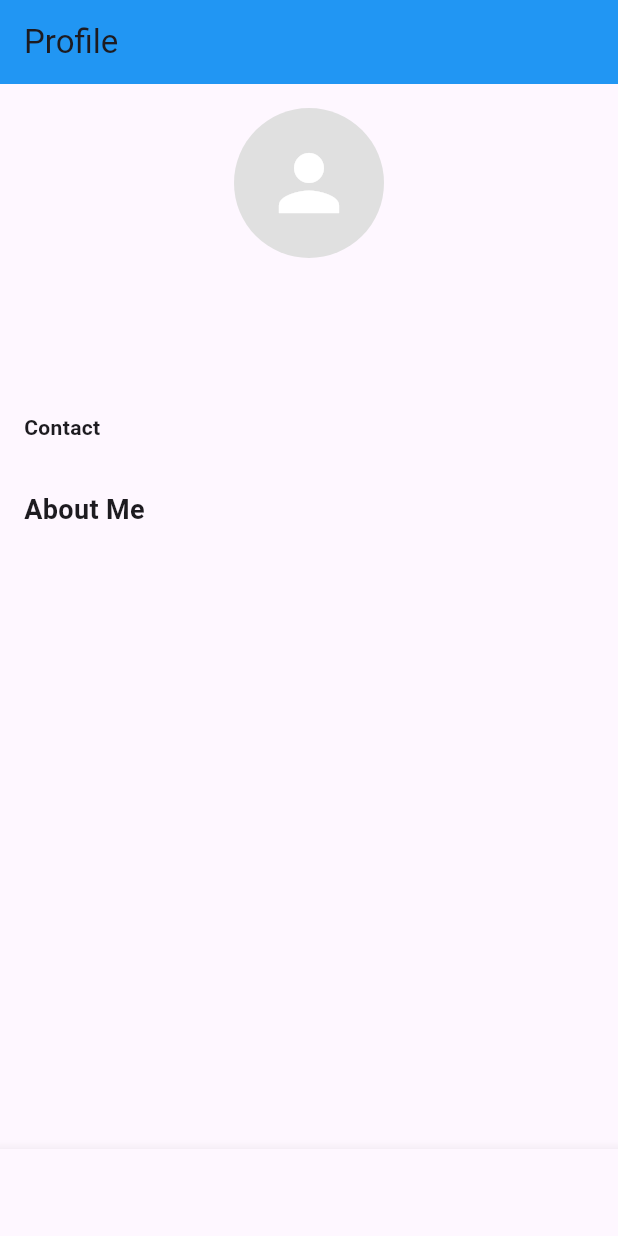
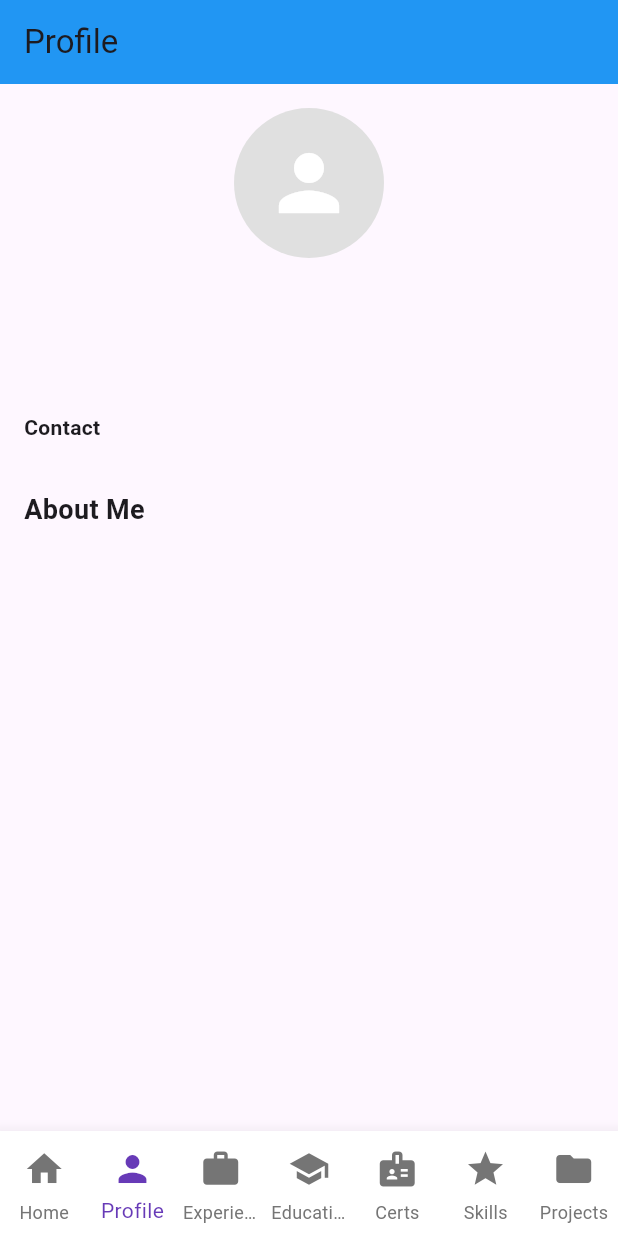
Before and after one commit to aakashchamola/multiportfolio, a Flutter app: the screen it shows after launch, item 2 of the bottom bar chosen, on a phone screen of 412 x 824 dp. Run offline on Flutter 3.47's test engine with Material 3 defaults, Android fonts, the phone set to English and light mode, and no system bars; our stand-ins replace firebase_core, firebase_remote_config, flutter_staggered_animations, get; accounts and stored records are empty.

Commit message:
fix build issues for android, need to make ui improvements in navigation

```diff
--- a/lib/features/screens/certification_screen.dart
+++ b/lib/features/screens/certification_screen.dart
@@ -88,7 +88,7 @@ class CertificationScreen extends StatelessWidget {
               children: certification.skills
                   .map((skill) => Chip(
                         label: Text(skill),
-                        backgroundColor: Colors.blueAccent.withOpacity(0.1),
+                        backgroundColor: Colors.blueAccent,
                       ))
                   .toList(),
             ),
--- a/lib/features/wIdgets/navigation_widget.dart
+++ b/lib/features/wIdgets/navigation_widget.dart
@@ -70,15 +70,63 @@ class NavigationWidget extends StatelessWidget {
     return BottomNavigationBar(
       currentIndex: selectedIndex,
       onTap: onItemSelected,
+      backgroundColor: Colors.white,
+      selectedItemColor: Colors.deepPurple,
+      unselectedItemColor: Colors.grey.shade600,
+      selectedFontSize: 14,
+      unselectedFontSize: 12,
+      type: BottomNavigationBarType.fixed,
+      elevation: 10,
       items: const [
-        BottomNavigationBarItem(icon: Icon(Icons.home), label: 'Home'),
-        BottomNavigationBarItem(icon: Icon(Icons.person), label: 'Profile'),
-        BottomNavigationBarItem(icon: Icon(Icons.work), label: 'Experience'),
-        BottomNavigationBarItem(icon: Icon(Icons.school), label: 'Education'),
         BottomNavigationBarItem(
-            icon: Icon(Icons.badge), label: 'Certification'),
-        BottomNavigationBarItem(icon: Icon(Icons.star), label: 'Skills'),
-        BottomNavigationBarItem(icon: Icon(Icons.folder), label: 'Projects'),
+          icon: Padding(
+            padding: EdgeInsets.symmetric(vertical: 4.0),
+            child: Icon(Icons.home, size: 28),
+          ),
+          label: 'Home',
+        ),
+        BottomNavigationBarItem(
+          icon: Padding(
+            padding: EdgeInsets.symmetric(vertical: 4.0),
+            child: Icon(Icons.person, size: 28),
+          ),
+          label: 'Profile',
+        ),
+        BottomNavigationBarItem(
+          icon: Padding(
+            padding: EdgeInsets.symmetric(vertical: 4.0),
+            child: Icon(Icons.work, size: 28),
+          ),
+          label: 'Experience',
+        ),
+        BottomNavigationBarItem(
+          icon: Padding(
+            padding: EdgeInsets.symmetric(vertical: 4.0),
+            child: Icon(Icons.school, size: 28),
+          ),
+          label: 'Education',
+        ),
+        BottomNavigationBarItem(
+          icon: Padding(
+            padding: EdgeInsets.symmetric(vertical: 4.0),
+            child: Icon(Icons.badge, size: 28),
+          ),
+          label: 'Certs',
+        ),
+        BottomNavigationBarItem(
+          icon: Padding(
+            padding: EdgeInsets.symmetric(vertical: 4.0),
+            child: Icon(Icons.star, size: 28),
+          ),
+          label: 'Skills',
+        ),
+        BottomNavigationBarItem(
+          icon: Padding(
+            padding: EdgeInsets.symmetric(vertical: 4.0),
+            child: Icon(Icons.folder, size: 28),
+          ),
+          label: 'Projects',
+        ),
       ],
     );
   }
```
Also changed, not shown: pubspec.lock, 149 other files.
